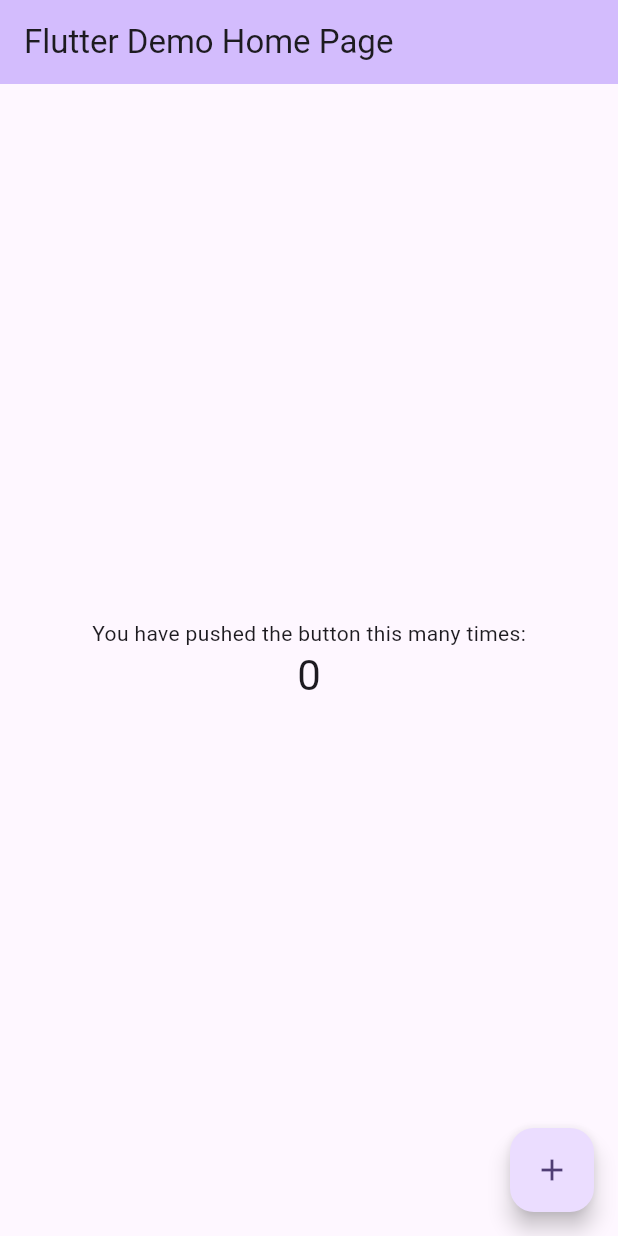
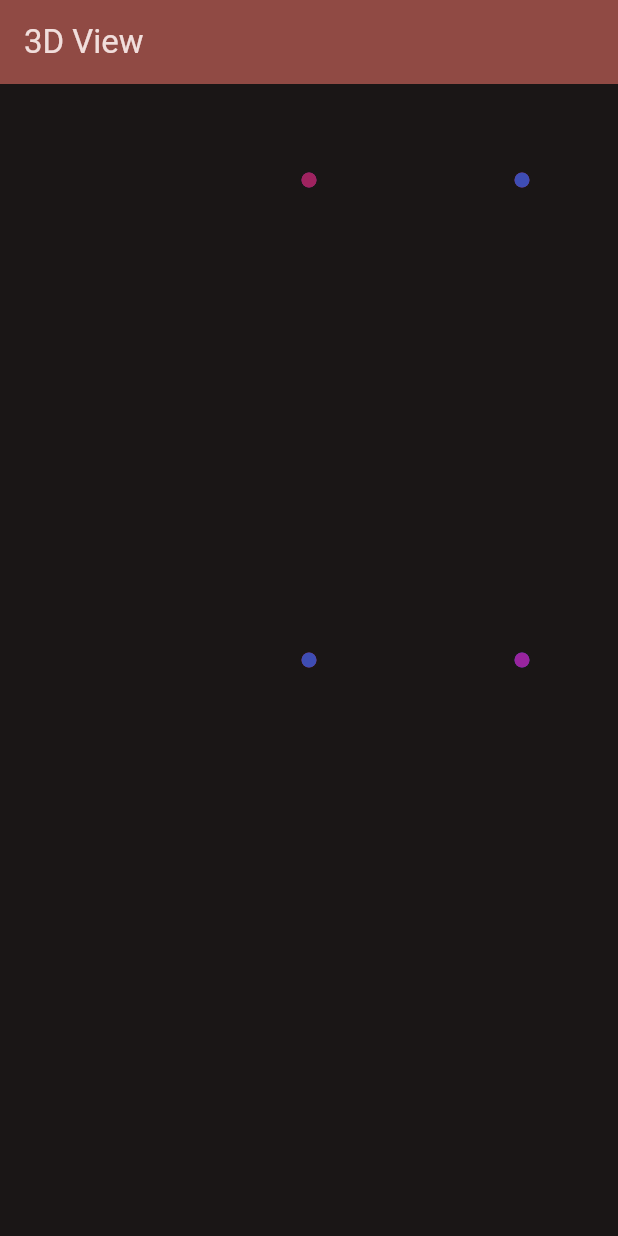
Before and after one commit to kaljitism/impeller_mini, a Flutter app: the screen it shows after launch, on a phone screen of 412 x 824 dp. Run offline on Flutter 3.47's test engine with Material 3 defaults, Android fonts, the phone set to English and light mode, and no system bars.

Commit message:
set up the boilerplate for our rendering engine.

```diff
--- a/lib/main.dart
+++ b/lib/main.dart
@@ -1,125 +1,69 @@
 import 'package:flutter/material.dart';
+import 'package:impeller_mini/renderer/object_3d.dart';
+import 'package:impeller_mini/renderer/view_3d.dart';
+import 'package:vector_math/vector_math_64.dart' as vec;
 
 void main() {
-  runApp(const MyApp());
+  runApp(const ImpellerMini());
 }
 
-class MyApp extends StatelessWidget {
-  const MyApp({super.key});
+class ImpellerMini extends StatelessWidget {
+  const ImpellerMini({super.key});
 
-  // This widget is the root of your application.
   @override
   Widget build(BuildContext context) {
     return MaterialApp(
-      title: 'Flutter Demo',
+      title: 'Impeller Mini',
       theme: ThemeData(
-        // This is the theme of your application.
-        //
-        // TRY THIS: Try running your application with "flutter run". You'll see
-        // the application has a purple toolbar. Then, without quitting the app,
-        // try changing the seedColor in the colorScheme below to Colors.green
-        // and then invoke "hot reload" (save your changes or press the "hot
-        // reload" button in a Flutter-supported IDE, or press "r" if you used
-        // the command line to start the app).
-        //
-        // Notice that the counter didn't reset back to zero; the application
-        // state is not lost during the reload. To reset the state, use hot
-        // restart instead.
-        //
-        // This works for code too, not just values: Most code changes can be
-        // tested with just a hot reload.
-        colorScheme: ColorScheme.fromSeed(seedColor: Colors.deepPurple),
-        useMaterial3: true,
+        colorScheme: ColorScheme.fromSeed(
+          seedColor: const Color(0xffea1f25),
+          brightness: Brightness.dark,
+        ),
       ),
-      home: const MyHomePage(title: 'Flutter Demo Home Page'),
+      home: const MyHomePage(),
     );
   }
 }
 
 class MyHomePage extends StatefulWidget {
-  const MyHomePage({super.key, required this.title});
-
-  // This widget is the home page of your application. It is stateful, meaning
-  // that it has a State object (defined below) that contains fields that affect
-  // how it looks.
-
-  // This class is the configuration for the state. It holds the values (in this
-  // case the title) provided by the parent (in this case the App widget) and
-  // used by the build method of the State. Fields in a Widget subclass are
-  // always marked "final".
-
-  final String title;
+  const MyHomePage({super.key});
 
   @override
   State<MyHomePage> createState() => _MyHomePageState();
 }
 
+final cube = Object3D(
+  points: [
+    vec.Vector3(0, 0, 0),
+    vec.Vector3(0, 0, 1),
+    vec.Vector3(0, 1, 0),
+    vec.Vector3(0, 1, 1),
+    vec.Vector3(1, 0, 0),
+    vec.Vector3(1, 0, 1),
+    vec.Vector3(1, 1, 0),
+    vec.Vector3(1, 1, 1),
+  ],
+);
+
 class _MyHomePageState extends State<MyHomePage> {
-  int _counter = 0;
-
-  void _incrementCounter() {
-    setState(() {
-      // This call to setState tells the Flutter framework that something has
-      // changed in this State, which causes it to rerun the build method below
-      // so that the display can reflect the updated values. If we changed
-      // _counter without calling setState(), then the build method would not be
-      // called again, and so nothing would appear to happen.
-      _counter++;
-    });
-  }
-
   @override
   Widget build(BuildContext context) {
-    // This method is rerun every time setState is called, for instance as done
-    // by the _incrementCounter method above.
-    //
-    // The Flutter framework has been optimized to make rerunning build methods
-    // fast, so that you can just rebuild anything that needs updating rather
-    // than having to individually change instances of widgets.
     return Scaffold(
+      backgroundColor: const Color(0xff1a1616),
       appBar: AppBar(
-        // TRY THIS: Try changing the color here to a specific color (to
-        // Colors.amber, perhaps?) and trigger a hot reload to see the AppBar
-        // change color while the other colors stay the same.
         backgroundColor: Theme.of(context).colorScheme.inversePrimary,
-        // Here we take the value from the MyHomePage object that was created by
-        // the App.build method, and use it to set our appbar title.
-        title: Text(widget.title),
+        title: const Text('3D View'),
       ),
       body: Center(
-        // Center is a layout widget. It takes a single child and positions it
-        // in the middle of the parent.
-        child: Column(
-          // Column is also a layout widget. It takes a list of children and
-          // arranges them vertically. By default, it sizes itself to fit its
-          // children horizontally, and tries to be as tall as its parent.
-          //
-          // Column has various properties to control how it sizes itself and
-          // how it positions its children. Here we use mainAxisAlignment to
-          // center the children vertically; the main axis here is the vertical
-          // axis because Columns are vertical (the cross axis would be
-          // horizontal).
-          //
-          // TRY THIS: Invoke "debug painting" (choose the "Toggle Debug Paint"
-          // action in the IDE, or press "p" in the console), to see the
-          // wireframe for each widget.
-          mainAxisAlignment: MainAxisAlignment.center,
-          children: <Widget>[
-            const Text(
-              'You have pushed the button this many times:',
+        child: Padding(
+          padding: const EdgeInsets.all(64.0),
+          child: SizedBox.expand(
+            child: View3D(
+              object3d: cube,
             ),
-            Text(
-              '$_counter',
-              style: Theme.of(context).textTheme.headlineMedium,
-            ),
-          ],
+          ),
         ),
       ),
-      floatingActionButton: FloatingActionButton(
-        onPressed: _incrementCounter,
-        tooltip: 'Increment',
-        child: const Icon(Icons.add),
-      ), // This trailing comma makes auto-formatting nicer for build methods.
     );
   }
 }
--- /dev/null
+++ b/lib/renderer/object_3d.dart
@@ -0,0 +1,9 @@
+import 'package:vector_math/vector_math_64.dart';
+
+class Object3D {
+  final Vector3 position = Vector3(0.0, 0.0, 0.0);
+
+  final List<Vector3> points;
+
+  Object3D({required this.points});
+}
--- /dev/null
+++ b/lib/renderer/project.dart
@@ -0,0 +1,8 @@
+import 'package:vector_math/vector_math_64.dart';
+
+Vector2 project(Vector3 point) {
+  var x = point.x;
+  var y = point.y;
+
+  return Vector2(x, y);
+}
--- /dev/null
+++ b/lib/renderer/view_3d.dart
@@ -0,0 +1,55 @@
+import 'package:flutter/material.dart';
+import 'package:impeller_mini/renderer/object_3d.dart';
+import 'package:impeller_mini/renderer/project.dart';
+
+class View3D extends StatelessWidget {
+  final Object3D object3d;
+  const View3D({super.key, required this.object3d});
+
+  @override
+  Widget build(BuildContext context) {
+    return CustomPaint(
+      painter: _View3DPainter(object3d),
+    );
+  }
+}
+
+class _View3DPainter extends CustomPainter {
+  final Object3D object3d;
+
+  _View3DPainter(this.object3d);
+
+  final _paint = Paint()..color = Colors.blue;
+
+  static const _palette = [
+    Color(0xff9f235f),
+    Color(0xff3e4db4),
+    Color(0xff98249e),
+    // Color(0xffea1f25),
+    // Color(0xffad6d37),
+    // Color(0xfff1ca00),
+    // Color(0xffecddbe),
+  ];
+
+  @override
+  void paint(Canvas canvas, Size size) {
+    for (final (i, point) in object3d.points.indexed) {
+      const pointSize = 5.0;
+      var screenPoint = project(point);
+
+      var color = _palette[i % _palette.length];
+      _paint.color = color;
+
+      // Remaps Coordinates from [-1, 1] to the [0, viewport].
+      var x = (1.0 + screenPoint.x) * size.width / 2;
+      var y = (1.0 - screenPoint.y) * size.height / 2;
+
+      canvas.drawCircle(Offset(x, y), pointSize, _paint);
+    }
+  }
+
+  @override
+  bool shouldRepaint(covariant CustomPainter oldDelegate) {
+    return true;
+  }
+}
--- a/pubspec.yaml
+++ b/pubspec.yaml
@@ -35,6 +35,7 @@ dependencies:
   # The following adds the Cupertino Icons font to your application.
   # Use with the CupertinoIcons class for iOS style icons.
   cupertino_icons: ^1.0.6
+  vector_math: ^2.1.4
 
 dev_dependencies:
   flutter_test:
```
Also changed, not shown: pubspec.lock.
